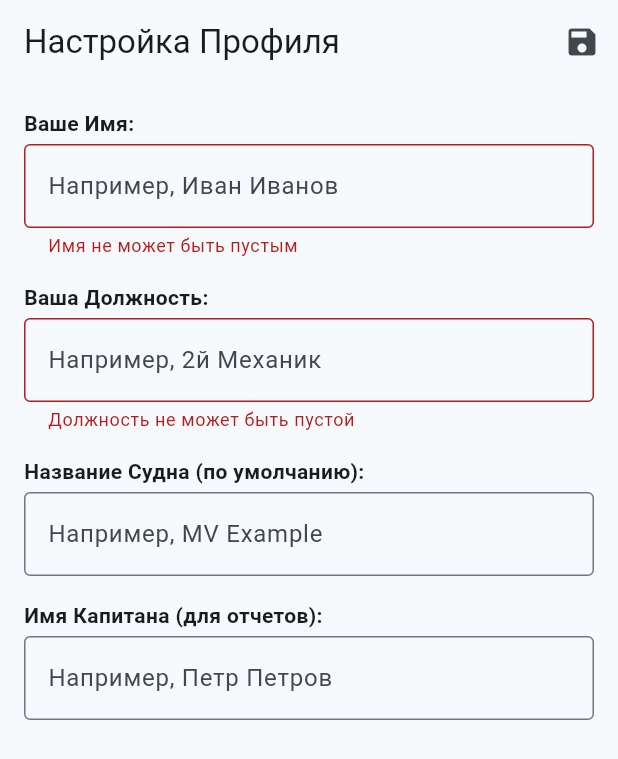
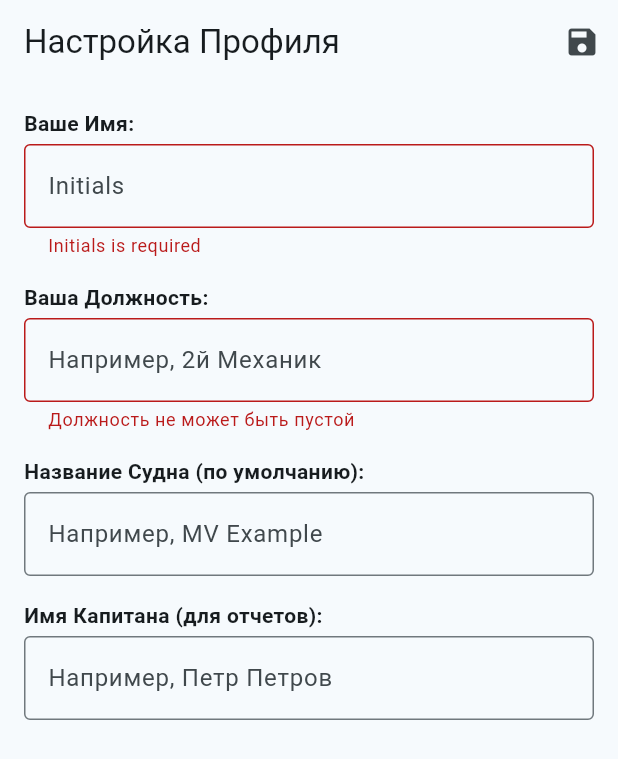
Before and after one commit to Svid39/marine_checklist_app, a Flutter app: the screen it shows after launch, after a tap on the "save" icon, on a phone screen of 412 x 824 dp. Shown: the top 759 px of the screen. Run offline on Flutter 3.47's test engine with Material 3 defaults, Android fonts, the phone set to English and light mode, and no system bars; our stand-ins replace flutter_image_compress, hive, hive_flutter, image_picker, pdf, permission_handler and 1 more; accounts and stored records are empty.

Commit message:
feat: Integrate localization using Flutter Intl
- Configured the project for internationalization.
- Added initial English translation keys in intl_en.arb.
- Began refactoring UI components to use localized strings.

```diff
--- /dev/null
+++ b/lib/I10n/intl_en.arb
@@ -0,0 +1,9 @@
+{
+    "appTitle": "Marine Checklist App",
+    "settingSaved": "Settings saved successfully",
+    "@settingSaved": {
+        "description": "Snackbar message shown after settings are saved"
+    },
+    "initials": "Initials",
+    "warningInitials": "Initials is required"
+}
--- a/lib/main.dart
+++ b/lib/main.dart
@@ -14,15 +14,18 @@ import 'models/deficiency.dart';
 import 'services/database_seeder.dart';
 // Импорт нашего главного экрана
 import 'screens/dashboard_screen.dart';
-import 'screens/app_settings_screen.dart'; // Для AppSettingsScreen
+import 'screens/app_settings_screen.dart';
 
+// import flutter_localizations
+import 'package:marine_checklist_app/generated/l10n.dart';
+import 'package:flutter_localizations/flutter_localizations.dart';
+// Примечание: 'marine_checklist_app' - это имя вашего проекта из pubspec.yaml
 
 // Константы для имен ящиков
 const String userProfileBoxName = 'userProfileBox';
 const String templatesBoxName = 'templatesBox';
 const String instancesBoxName = 'instancesBox';
 const String deficienciesBoxName = 'deficienciesBox';
-
 
 Future<void> main() async {
   WidgetsFlutterBinding.ensureInitialized();
@@ -54,17 +57,20 @@ Future<void> main() async {
   final seeder = DatabaseSeeder();
   await seeder.seedInitialTemplates();
 
-   // --- НОВЫЙ КОД: Проверка профиля и определение стартового экрана ---
+  // --- НОВЫЙ КОД: Проверка профиля и определение стартового экрана ---
   final profileBox = Hive.box<UserProfile>(userProfileBoxName);
   UserProfile? userProfile = profileBox.get(1); // Профиль хранится под ключом 1
 
   Widget initialScreen;
-  bool profileNeedsSetup = userProfile == null ||
-                           (userProfile.name == null || userProfile.name!.trim().isEmpty) ||
-                           (userProfile.position == null || userProfile.position!.trim().isEmpty);
+  bool profileNeedsSetup =
+      userProfile == null ||
+      (userProfile.name == null || userProfile.name!.trim().isEmpty) ||
+      (userProfile.position == null || userProfile.position!.trim().isEmpty);
 
   if (profileNeedsSetup) {
-    debugPrint("Профиль не найден или не заполнен. Открываем AppSettingsScreen.");
+    debugPrint(
+      "Профиль не найден или не заполнен. Открываем AppSettingsScreen.",
+    );
     initialScreen = const AppSettingsScreen(isFirstRun: true);
   } else {
     debugPrint("Профиль найден. Открываем DashboardScreen.");
@@ -87,13 +93,24 @@ class MyApp extends StatelessWidget {
   @override
   Widget build(BuildContext context) {
     return MaterialApp(
+      // Вставьте этот блок
+      localizationsDelegates: [
+        S.delegate, // S - это новый класс от расширения
+        GlobalMaterialLocalizations.delegate,
+        GlobalWidgetsLocalizations.delegate,
+        GlobalCupertinoLocalizations.delegate,
+      ],
+      supportedLocales: S.delegate.supportedLocales,
+
       title: 'Marine Checklist App',
       theme: ThemeData(
         colorScheme: ColorScheme.fromSeed(seedColor: Colors.blueGrey),
         useMaterial3: true,
       ),
+
       home: homeScreen, // Используем переданный экран как домашний
     );
   }
 }
+
 // -----------------------------------------------------
--- a/lib/screens/app_settings_screen.dart
+++ b/lib/screens/app_settings_screen.dart
@@ -2,18 +2,16 @@
 
 import 'package:flutter/material.dart';
 import 'package:hive_flutter/hive_flutter.dart';
-import '../main.dart'; // Для userProfileBoxName
+import '../main.dart';
 import '../models/user_profile.dart';
-import 'dashboard_screen.dart'; // Импортируем DashboardScreen
+import 'dashboard_screen.dart';
+import 'package:marine_checklist_app/generated/l10n.dart';
 
 class AppSettingsScreen extends StatefulWidget {
-  // Флаг, указывающий, это первый запуск/настройка или обычный вызов настроек
+  // A flag indicating whether this is the first launch/setup or a regular call to the settings
   final bool isFirstRun;
 
-  const AppSettingsScreen({
-    super.key,
-    this.isFirstRun = false, // По умолчанию это не первый запуск
-  });
+  const AppSettingsScreen({super.key, this.isFirstRun = false});
 
   @override
   State<AppSettingsScreen> createState() => _AppSettingsScreenState();
@@ -21,13 +19,11 @@ class AppSettingsScreen extends StatefulWidget {
 
 class _AppSettingsScreenState extends State<AppSettingsScreen> {
   late Box<UserProfile> _profileBox;
-  UserProfile _userProfile =
-      UserProfile(); // Инициализируем пустым профилем по умолчанию
+  UserProfile _userProfile = UserProfile();
   bool _isLoading = true;
 
-  final _formKey = GlobalKey<FormState>(); // Ключ для валидации формы
+  final _formKey = GlobalKey<FormState>();
 
-  // Контроллеры для текстовых полей
   final TextEditingController _nameController = TextEditingController();
   final TextEditingController _positionController = TextEditingController();
   final TextEditingController _shipNameController = TextEditingController();
@@ -46,17 +42,12 @@ class _AppSettingsScreenState extends State<AppSettingsScreen> {
       _isLoading = true;
     });
 
-    final existingProfile = _profileBox.get(
-      1,
-    ); // Профиль всегда хранится под ключом 1
+    final existingProfile = _profileBox.get(1);
 
     if (existingProfile != null) {
-      _userProfile = existingProfile; // Используем существующий профиль
+      _userProfile = existingProfile;
     }
-    // Если existingProfile == null, _userProfile остается новым пустым объектом,
-    // созданным при объявлении переменной.
 
-    // Заполняем контроллеры данными из _userProfile
     _nameController.text = _userProfile.name ?? '';
     _positionController.text = _userProfile.position ?? '';
     _shipNameController.text = _userProfile.shipName ?? '';
@@ -71,7 +62,6 @@ class _AppSettingsScreenState extends State<AppSettingsScreen> {
 
   @override
   void dispose() {
-    // Освобождаем все контроллеры
     _nameController.dispose();
     _positionController.dispose();
     _shipNameController.dispose();
@@ -82,24 +72,21 @@ class _AppSettingsScreenState extends State<AppSettingsScreen> {
   Future<void> _saveSettings() async {
     if (!mounted) return;
 
-    // Проверяем валидность формы (если есть валидаторы)
     if (_formKey.currentState!.validate()) {
-      _formKey.currentState!.save(); // Вызываем onSaved у полей формы
+      _formKey.currentState!.save();
 
-      // Обновляем объект _userProfile данными из контроллеров
       _userProfile.name = _nameController.text.trim();
       _userProfile.position = _positionController.text.trim();
       _userProfile.shipName = _shipNameController.text.trim();
       _userProfile.captainName = _captainNameController.text.trim();
 
       try {
-        // Сохраняем профиль в Hive под ключом 1
         await _profileBox.put(1, _userProfile);
 
         if (mounted) {
           ScaffoldMessenger.of(context).showSnackBar(
-            const SnackBar(
-              content: Text('Настройки сохранены!'),
+            SnackBar(
+              content: Text(S.of(context).settingSaved),
               backgroundColor: Colors.green,
             ),
           );
@@ -174,13 +161,13 @@ class _AppSettingsScreenState extends State<AppSettingsScreen> {
             TextFormField(
               controller: _nameController,
               textCapitalization: TextCapitalization.words,
-              decoration: const InputDecoration(
-                hintText: 'Например, Иван Иванов',
+              decoration: InputDecoration(
+                hintText: S.of(context).initials,
                 border: OutlineInputBorder(),
               ),
               validator: (value) {
                 if (value == null || value.trim().isEmpty) {
-                  return 'Имя не может быть пустым';
+                  return S.of(context).warningInitials;
                 }
                 return null;
               },
```
Also changed, not shown: lib/models/checklist_instance.dart (+11 -11 lines), pubspec.yaml (+17 -15 lines), lib/generated/intl/messages_all.dart (added), lib/generated/intl/messages_en.dart (added), lib/generated/l10n.dart (added), pubspec.lock.
